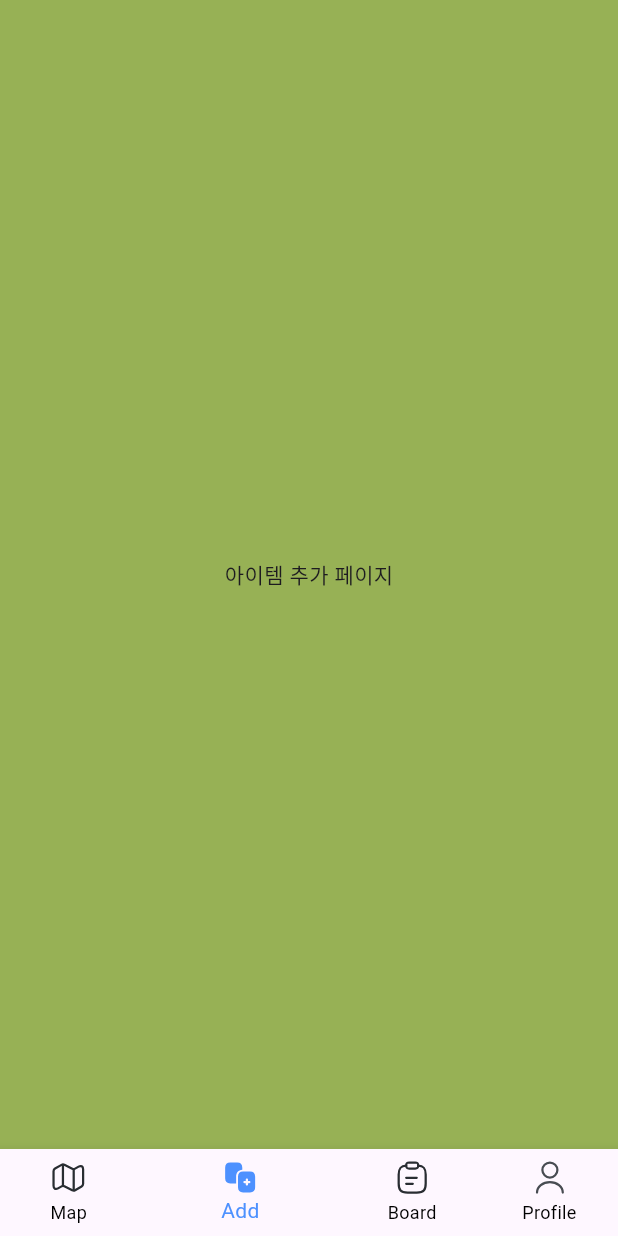
After one commit to daeyoung-k/unimal-flutter, a Flutter app: the screen it shows after launch, item 2 of the bottom bar chosen, on a phone screen of 412 x 824 dp. The commit adds this screen. Run offline on Flutter 3.47's test engine with Material 3 defaults, Android fonts, the phone set to English and light mode, and no system bars; our stand-ins replace flutter_svg.

Commit message:
폴더구조, 네비게이션 배포

```diff
--- a/lib/main.dart
+++ b/lib/main.dart
@@ -1,7 +1,6 @@
 import 'package:flutter/material.dart';
-import 'package:unimal/screens/home.dart';
-import 'package:unimal/screens/login.dart';
-import 'package:unimal/screens/Map.dart';
+import 'package:unimal/navigation/root_screen.dart';
+
 
 void main() {
   runApp(const MyApp());
@@ -14,7 +13,7 @@ class MyApp extends StatelessWidget {
   @override
   Widget build(BuildContext context) {
     return MaterialApp(
-      home: MapScreens(),
+      home: RootScreen(),
     );
   }
 }
--- /dev/null
+++ b/lib/navigation/root_screen.dart
@@ -0,0 +1,70 @@
+import 'package:flutter/material.dart';
+import 'package:flutter_svg/svg.dart';
+import 'package:unimal/screens/add_item.dart';
+import 'package:unimal/screens/board.dart';
+import 'package:unimal/screens/map.dart';
+import 'package:unimal/screens/profile.dart';
+
+class RootScreen extends StatefulWidget {
+  const RootScreen({super.key});
+
+  @override
+  State<StatefulWidget> createState() => _RootScreen();
+}
+
+class _RootScreen extends State<RootScreen> {
+
+  int _selectedIndex = 0;
+
+  final List<Widget> _pages = [
+    MapScreens(),                   // 지도 페이지
+    AddItemScreens(),               // 아이템 추가 페이지
+    BoardScreens(),                 // 게시판 페이지
+    ProfileScreens(),               // 프로필 페이지
+  ];
+
+  final List<BottomNavigationBarItem> _icons = [
+    BottomNavigationBarItem(
+        icon: SvgPicture.asset('assets/icon/svg/map_icon.svg'),
+        activeIcon: SvgPicture.asset('assets/icon/svg/map_bold_icon.svg'),
+        label: 'Map'),
+    BottomNavigationBarItem(
+        icon: SvgPicture.asset('assets/icon/svg/additem_icon.svg'),
+        activeIcon: SvgPicture.asset('assets/icon/svg/additem_bold_icon.svg'),
+        label: 'Add'),
+    BottomNavigationBarItem(
+        icon: SvgPicture.asset('assets/icon/svg/clipboard_icon.svg'),
+        activeIcon: SvgPicture.asset('assets/icon/svg/clipboard_bold_icon.svg'),
+        label: 'Board'),
+    BottomNavigationBarItem(
+        icon: SvgPicture.asset('assets/icon/svg/user_icon.svg'),
+        activeIcon: SvgPicture.asset('assets/icon/svg/user_bold_icon.svg'),
+        label: 'Profile'),
+  ];
+
+
+  void _onItemTapped(int index) {
+    setState(() {
+      _selectedIndex = index;
+    });
+  }
+
+  @override
+  Widget build(BuildContext context) {
+    return Scaffold(
+      body: IndexedStack(
+        index: _selectedIndex,
+        children: _pages,
+      ),
+      bottomNavigationBar: BottomNavigationBar(
+        items: _icons,
+        selectedItemColor: Color(0xFF4D91FF),
+        unselectedItemColor: Colors.black,
+        showUnselectedLabels: true,
+        currentIndex: _selectedIndex,
+        onTap: _onItemTapped,
+      ),
+    );
+
+  }
+}
--- /dev/null
+++ b/lib/screens/add_item.dart
@@ -0,0 +1,13 @@
+import 'package:flutter/material.dart';
+
+class AddItemScreens extends StatelessWidget {
+  const AddItemScreens({super.key});
+
+  @override
+  Widget build(BuildContext context) {
+    return Scaffold(
+      backgroundColor: const Color.fromARGB(255, 151, 177, 85),
+      body: Center(child: Text("아이템 추가 페이지"),),
+    );
+  }
+}
--- a/lib/screens/map.dart
+++ b/lib/screens/map.dart
@@ -1,5 +1,4 @@
 import 'package:flutter/material.dart';
-import 'package:unimal/widget/navi/bottom_navigation.dart';
 
 class MapScreens extends StatelessWidget {
   const MapScreens({super.key});
@@ -8,8 +7,7 @@ class MapScreens extends StatelessWidget {
   Widget build(BuildContext context) {
     return Scaffold(
       backgroundColor: const Color(0xFF4D91FF),
-      body: Text("asd"),
-      bottomNavigationBar: BottomNavigationWidget(),
+      body: Center(child: Text("지도 페이지"),),
     );
   }
 }
```
Also changed, not shown: lib/screens/board.dart (added, +13 -0 lines), lib/screens/profile.dart (added, +13 -0 lines), lib/widget/navi/bottom_navigation.dart (deleted, +0 -49 lines), 4 other files.
